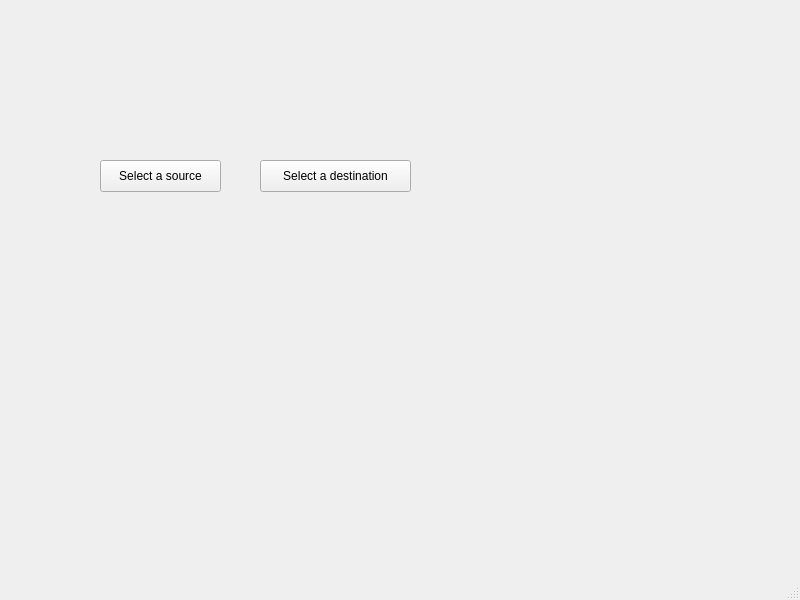
Above: src/main/ui/main.ui from kozkoz2106/FolderSync before the change. Below: the same form after it.
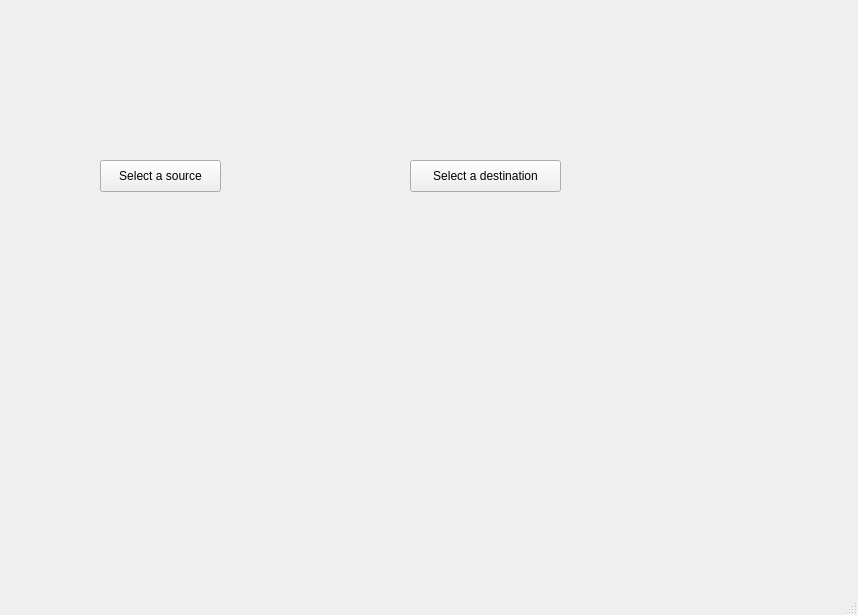
That is the form after the change.

Commit message: deleted redundant ui files and working on making front end code work

The edit to the form file:
```diff
--- a/src/main/ui/main.ui
+++ b/src/main/ui/main.ui
@@ -6,8 +6,8 @@
    <rect>
     <x>0</x>
     <y>0</y>
-    <width>800</width>
-    <height>600</height>
+    <width>858</width>
+    <height>615</height>
    </rect>
   </property>
   <property name="windowTitle">
@@ -30,7 +30,7 @@
    <widget class="QPushButton" name="pushButton_2">
     <property name="geometry">
      <rect>
-      <x>260</x>
+      <x>410</x>
       <y>160</y>
       <width>151</width>
       <height>32</height>
```
Left out of the diff: 6 changed lines with no effect on the pictures. The commit also changes 4 other files.
